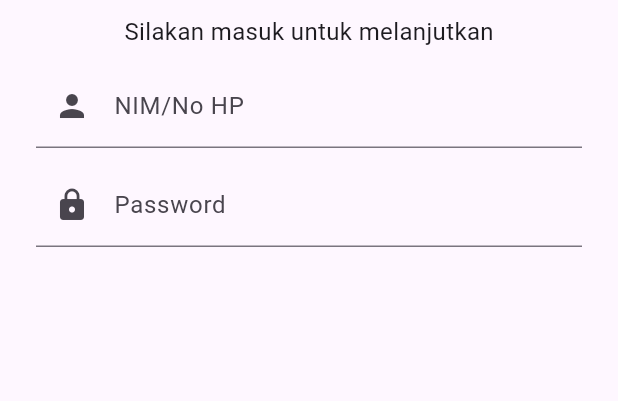
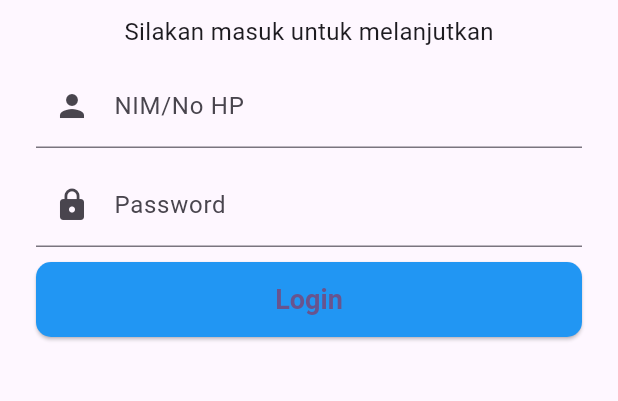
Before and after one commit to Miftahul2160/SimpanUKM, a Flutter app: the LoginPage screen opened directly, on a phone screen of 412 x 824 dp, the part 335-736 px from its top. Run offline on Flutter 3.47's test engine with Material 3 defaults, Android fonts, the phone set to English and light mode, and no system bars.

Commit message:
commit update UI login page

```diff
--- a/lib/main.dart
+++ b/lib/main.dart
@@ -1,4 +1,5 @@
 import 'package:flutter/material.dart';
+import 'package:simpanukm_uas_pam/presentation/pages/login_page.dart';
 
 void main() {
   runApp(const MyApp());
@@ -30,7 +31,7 @@
         // tested with just a hot reload.
         colorScheme: ColorScheme.fromSeed(seedColor: Colors.deepPurple),
       ),
-      home: const MyHomePage(title: 'Flutter Demo Home Page'),
+      home: const LoginPage(),
     );
   }
 }
--- a/lib/presentation/pages/login_page.dart
+++ b/lib/presentation/pages/login_page.dart
@@ -11,6 +11,24 @@
   final _formKey = GlobalKey<FormState>();
   final _nimNoHPController = TextEditingController();
   final _passwordController = TextEditingController();
+  bool _isLoading = false;
+
+  void _login() {
+    if (_formKey.currentState!.validate()) {
+      setState(() {
+        _isLoading = true;
+      });
+
+      // Simulasi proses login
+      Future.delayed(const Duration(seconds: 2), () {
+        setState(() {
+          _isLoading = false;
+        });
+        // Setelah login berhasil, navigasi ke halaman berikutnya
+        // Navigator.pushReplacementNamed(context, '/home');
+      });
+    }
+  }
   @override
   Widget build(BuildContext context) {
     return Scaffold(
@@ -71,6 +89,28 @@
                         return null;
                       },
                     ),
+                  SizedBox(height: 10),
+                  ElevatedButton(
+                      style: ElevatedButton.styleFrom(
+                        backgroundColor: Colors.blue,
+                        shape: RoundedRectangleBorder(
+                          borderRadius: BorderRadius.circular(10),
+                        ),
+                        minimumSize: Size(
+                          double.infinity,
+                          50,
+                        ), // Membuat tombol selebar mungkin
+                        textStyle: TextStyle(
+                          fontSize: 16,
+                          fontWeight: FontWeight.bold,
+                          color: Colors.white,
+                        ),
+                      ),
+                      onPressed: _isLoading ? null : _login,
+                      child: _isLoading
+                          ? const CircularProgressIndicator(color: Colors.white)
+                          : Text('Login', style: TextStyle(fontSize: 18)),
+                    ),
                 ],
               ),
             ),
```
